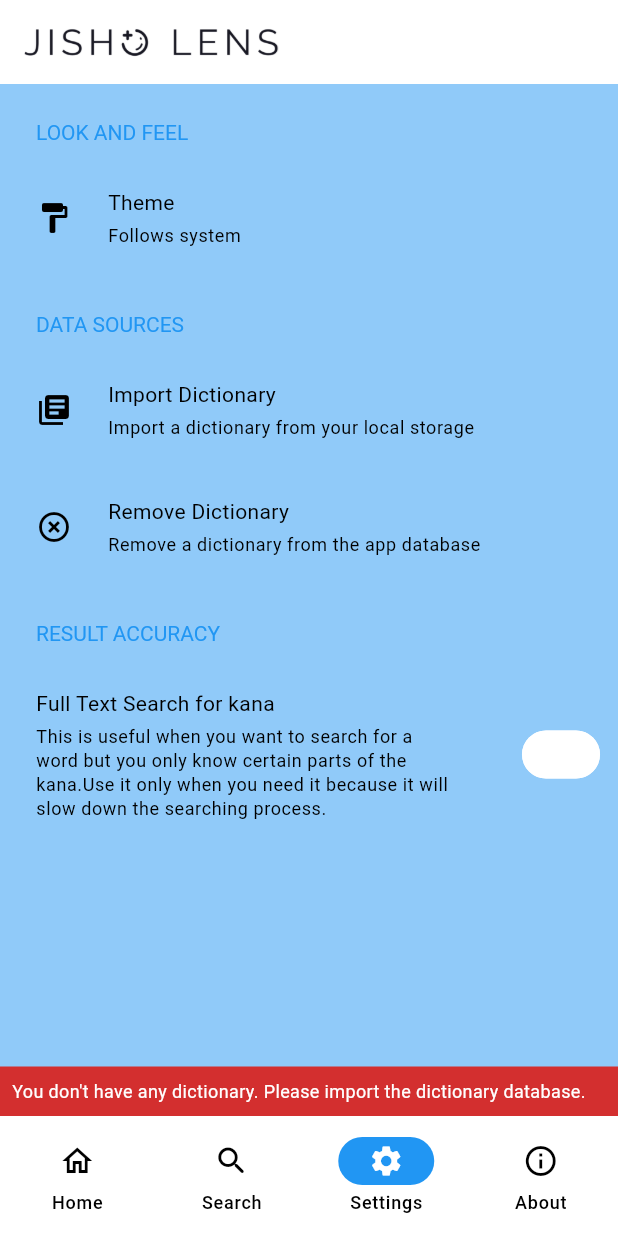
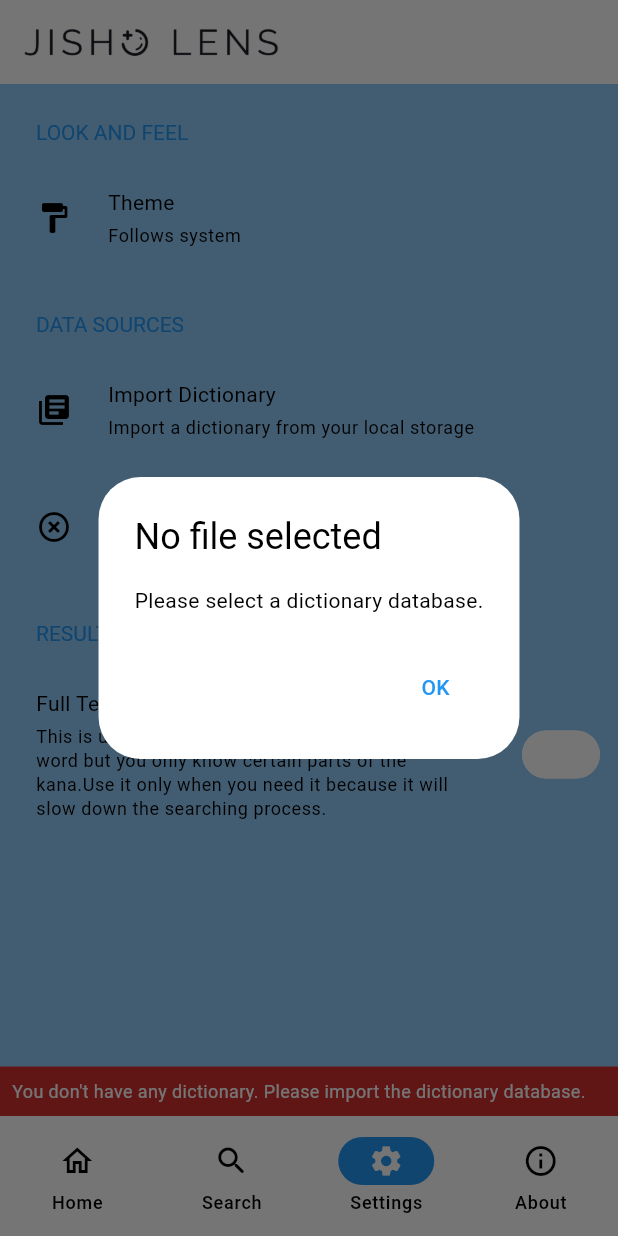
Before and after one commit to elianiva/jisho-lens, a Flutter app: the screen it shows after launch, item 3 of the bottom bar chosen, after a tap on "Import Dictionary", on a phone screen of 412 x 824 dp. Run offline on Flutter 3.47's test engine with Material 2 defaults, Android fonts, the phone set to English and light mode, and no system bars; drawn by our look-alikes of dynamic_color, settings_ui; our stand-ins replace file_picker, flutter_riverpod, google_fonts, hive, hive_flutter, image_picker and 4 more; missing offline and left inert: google_mlkit_text_recognition, mecab_dart, ruby_text, share_handler; accounts and stored records are empty; generated files the repository leaves out were written again.

Commit message:
fix: ask for permission on android 13

```diff
--- a/jisho_lens/lib/components/warning_banner.dart
+++ b/jisho_lens/lib/components/warning_banner.dart
@@ -8,11 +8,11 @@ class WarningBanner extends StatelessWidget {
   Widget build(BuildContext context) {
     return Container(
       color: context.theme.colorScheme.error,
-      child: const Padding(
-        padding: EdgeInsets.all(8.0),
+      child: Padding(
+        padding: const EdgeInsets.all(8.0),
         child: Text(
           "You don't have any dictionary. Please import the dictionary database.",
-          style: TextStyle(fontSize: 12, color: Colors.white),
+          style: TextStyle(fontSize: 12, color: Theme.of(context).colorScheme.inversePrimary),
         ),
       ),
     );
--- a/jisho_lens/lib/screens/settings.dart
+++ b/jisho_lens/lib/screens/settings.dart
@@ -9,6 +9,7 @@ import 'package:jisho_lens/providers/db_status_provider.dart';
 import 'package:jisho_lens/providers/search_settings_provider.dart';
 import 'package:jisho_lens/providers/theme_provider.dart';
 import 'package:jisho_lens/repository/jmdict_repository.dart';
+import 'package:permission_handler/permission_handler.dart';
 import 'package:settings_ui/settings_ui.dart';
 
 class SettingsPage extends ConsumerStatefulWidget {
@@ -90,17 +91,12 @@ class SettingsPageState extends ConsumerState<SettingsPage> {
             ),
           ],
         ),
-        SettingsSection(
-            title: const Text("RESULT ACCURACY"),
-            tiles: <SettingsTile>[
+        SettingsSection(title: const Text("RESULT ACCURACY"), tiles: <SettingsTile>[
           SettingsTile.switchTile(
             activeSwitchColor: context.theme.colorScheme.primary,
-                initialValue:
-                    ref.watch(searchSettingsNotifierProvider).useFuzzySearch,
+            initialValue: ref.watch(searchSettingsNotifierProvider).useFuzzySearch,
             onToggle: (bool value) {
-                  ref
-                      .read(searchSettingsNotifierProvider.notifier)
-                      .setFuzzySearchTo(value);
+              ref.read(searchSettingsNotifierProvider.notifier).setFuzzySearchTo(value);
             },
             title: Text(
               "Full Text Search for kana",
@@ -167,20 +163,57 @@ class SettingsPageState extends ConsumerState<SettingsPage> {
   }
 
   Future<void> _importDatabase() async {
+    final status = await Permission.manageExternalStorage.request();
+    if (status.isDenied && context.mounted) {
+      await showDialog(
+          context: context,
+          builder: (context) {
+            return AlertDialog(
+              title: const Text("Permission denied"),
+              content: const Text("Please allow the app to access your storage."),
+              actions: [
+                TextButton(
+                  child: const Text("OK"),
+                  onPressed: () => Navigator.of(context).pop(),
+                ),
+              ],
+            );
+          });
+      return;
+    }
+
     FilePickerResult? result = await FilePicker.platform.pickFiles(
       type: FileType.any,
       dialogTitle: "Pick a dictionary database",
     );
 
-    if (result == null) return;
+    if (result == null) {
+      if (context.mounted) {
+        showDialog(
+            context: context,
+            builder: (context) {
+              return AlertDialog(
+                title: const Text("No file selected"),
+                content: const Text("Please select a dictionary database."),
+                actions: [
+                  TextButton(
+                    child: const Text("OK"),
+                    onPressed: () => Navigator.of(context).pop(),
+                  ),
+                ],
+              );
+            });
+      }
+      return;
+    }
+
     if (result.files.first.extension != "db" && mounted) {
       await showDialog(
         context: context,
         builder: (context) {
           return AlertDialog(
             title: const Text("Invalid file"),
-            content: const Text(
-                "Please select a dictionary database with the correct extension (.db)"),
+            content: const Text("Please select a dictionary database with the correct extension (.db)"),
             actions: [
               TextButton(
                 child: const Text("OK"),
```
Also changed, not shown: jisho_lens/pubspec.yaml (+8 -7 lines), jisho_lens/pubspec.lock, 5 other files. Lines whose indentation alone changed are shown as unchanged.
